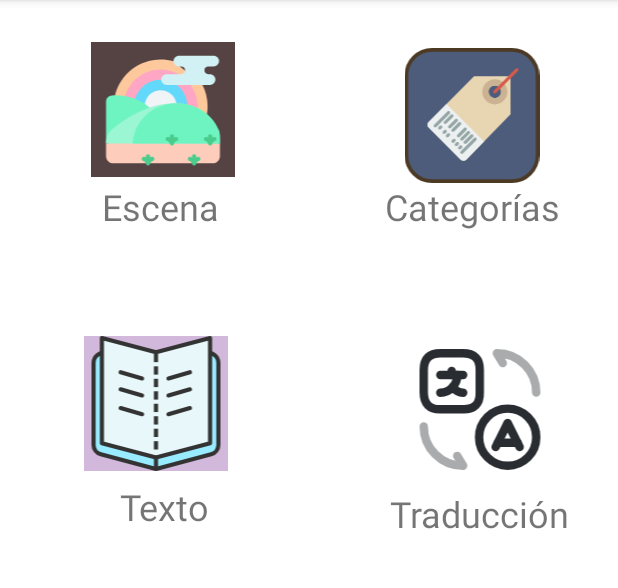
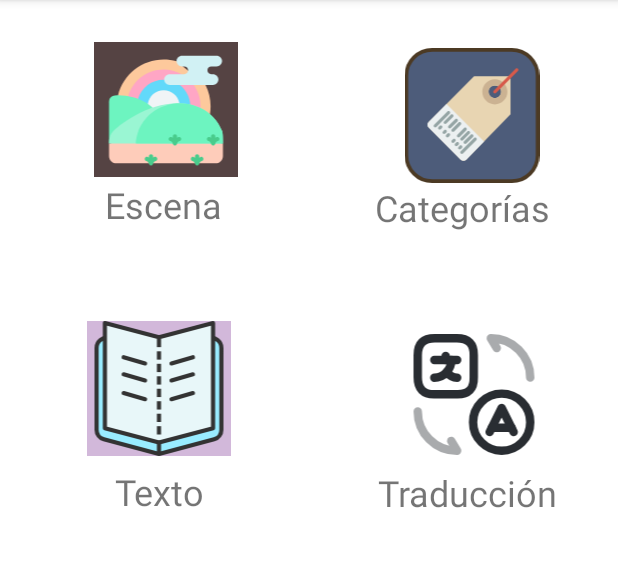
Before and after one commit to vicsotber/SeeIt, an Android app: the fragment FuncionalidadesFragment shown on its own in the app's theme, on a phone screen of 412 x 824 dp, the part 84-672 px from its top. Run offline under Robolectric (Android 15) with nearby library versions, the phone set to English and light mode, and no system bars.

Commit message:
arreglado problema menor con algunos layouts
En algunas pantallas los layouts podían comerse el final de las palabras. Se ha solucionado

```diff
--- a/app/src/main/res/layout-land/fragment_funcionalidades.xml
+++ b/app/src/main/res/layout-land/fragment_funcionalidades.xml
@@ -20,8 +20,8 @@
 
     <TextView
         android:id="@+id/funcionalidad_escena_nombre"
-        android:layout_width="wrap_content"
-        android:layout_height="wrap_content"
+        android:layout_width="97dp"
+        android:layout_height="35dp"
         android:layout_marginStart="36dp"
         android:layout_marginBottom="4dp"
         android:text="@string/nombre_funcionalidad_escenas"
@@ -57,9 +57,9 @@
 
     <TextView
         android:id="@+id/funcionalidad_texto_nombre"
-        android:layout_width="64dp"
-        android:layout_height="29dp"
-        android:layout_marginStart="48dp"
+        android:layout_width="82dp"
+        android:layout_height="36dp"
+        android:layout_marginStart="40dp"
         android:layout_marginBottom="4dp"
         android:text="@string/nombre_funcionalidad_texto"
         android:textSize="24sp"
@@ -131,8 +131,8 @@
 
     <TextView
         android:id="@+id/funcionalidad_categorias_nombre"
-        android:layout_width="wrap_content"
-        android:layout_height="wrap_content"
+        android:layout_width="134dp"
+        android:layout_height="34dp"
         android:layout_marginStart="16dp"
         android:layout_marginBottom="12dp"
         android:text="@string/nombre_funcionalidad_categorias"
@@ -142,8 +142,8 @@
 
     <TextView
         android:id="@+id/funcionalidad_traduccion_nombre3"
-        android:layout_width="123dp"
-        android:layout_height="28dp"
+        android:layout_width="142dp"
+        android:layout_height="45dp"
         android:layout_marginStart="8dp"
         android:layout_marginTop="8dp"
         android:text="@string/nombre_funcionalidad_traduccion"
--- a/app/src/main/res/layout-land/functionality_result.xml
+++ b/app/src/main/res/layout-land/functionality_result.xml
@@ -26,8 +26,8 @@
 
         <TextView
             android:id="@+id/indicator_1"
-            android:layout_width="0dp"
-            android:layout_height="24dp"
+            android:layout_width="108dp"
+            android:layout_height="40dp"
             android:layout_marginStart="120dp"
             android:layout_marginTop="12dp"
             android:text="@string/texto_resultado"
--- a/app/src/main/res/layout/fragment_funcionalidades.xml
+++ b/app/src/main/res/layout/fragment_funcionalidades.xml
@@ -10,20 +10,20 @@
         android:id="@+id/traducir_view"
         android:layout_width="144dp"
         android:layout_height="142dp"
-        android:layout_marginTop="216dp"
-        android:layout_marginEnd="24dp"
+        android:layout_marginTop="48dp"
+        android:layout_marginEnd="28dp"
         android:clickable="true"
         android:contentDescription="@string/descripción_traduccion"
         android:focusable="true"
         app:layout_constraintEnd_toEndOf="parent"
-        app:layout_constraintTop_toTopOf="parent" />
+        app:layout_constraintTop_toBottomOf="@+id/categorias_view" />
 
     <TextView
         android:id="@+id/funcionalidad_traduccion_nombre"
-        android:layout_width="123dp"
-        android:layout_height="28dp"
-        android:layout_marginStart="16dp"
-        android:layout_marginTop="8dp"
+        android:layout_width="151dp"
+        android:layout_height="43dp"
+        android:layout_marginStart="12dp"
+        android:layout_marginTop="4dp"
         android:text="@string/nombre_funcionalidad_traduccion"
         android:textSize="24sp"
         app:layout_constraintStart_toStartOf="@+id/traducir_view"
@@ -38,13 +38,15 @@
         android:clickable="true"
         android:contentDescription="@string/descripción_escenas"
         android:focusable="true"
+        app:layout_constraintEnd_toStartOf="@+id/categorias_view"
+        app:layout_constraintHorizontal_bias="0.032"
         app:layout_constraintStart_toStartOf="parent"
         app:layout_constraintTop_toTopOf="parent" />
 
     <TextView
         android:id="@+id/funcionalidad_escena_nombre"
-        android:layout_width="wrap_content"
-        android:layout_height="wrap_content"
+        android:layout_width="100dp"
+        android:layout_height="34dp"
         android:layout_marginStart="36dp"
         android:layout_marginBottom="4dp"
         android:text="@string/nombre_funcionalidad_escenas"
@@ -57,12 +59,11 @@
         android:layout_width="143dp"
         android:layout_height="142dp"
         android:layout_marginTop="16dp"
+        android:layout_marginEnd="28dp"
         android:clickable="true"
         android:contentDescription="@string/descripción_categorias"
         android:focusable="true"
         app:layout_constraintEnd_toEndOf="parent"
-        app:layout_constraintHorizontal_bias="0.695"
-        app:layout_constraintStart_toEndOf="@+id/escena_view"
         app:layout_constraintTop_toTopOf="parent" />
 
     <ImageView
@@ -82,23 +83,26 @@
         android:layout_width="144dp"
         android:layout_height="142dp"
         android:layout_marginStart="32dp"
-        android:layout_marginTop="216dp"
+        android:layout_marginTop="48dp"
         android:clickable="true"
         android:contentDescription="@string/descripción_texto"
         android:focusable="true"
+        app:layout_constraintEnd_toStartOf="@+id/traducir_view"
+        app:layout_constraintHorizontal_bias="0.029"
         app:layout_constraintStart_toStartOf="parent"
-        app:layout_constraintTop_toTopOf="parent" />
+        app:layout_constraintTop_toBottomOf="@+id/escena_view" />
 
     <TextView
         android:id="@+id/funcionalidad_texto_nombre"
-        android:layout_width="64dp"
-        android:layout_height="29dp"
-        android:layout_marginStart="48dp"
+        android:layout_width="77dp"
+        android:layout_height="33dp"
         android:layout_marginTop="7dp"
         android:layout_marginBottom="8dp"
         android:text="@string/nombre_funcionalidad_texto"
         android:textSize="24sp"
         app:layout_constraintBottom_toBottomOf="@+id/texto_view"
+        app:layout_constraintEnd_toEndOf="@+id/texto_view"
+        app:layout_constraintHorizontal_bias="0.641"
         app:layout_constraintStart_toStartOf="@+id/texto_view"
         app:layout_constraintTop_toBottomOf="@+id/funcinalidad_texto_img"
         app:layout_constraintVertical_bias="0.0" />
@@ -130,14 +134,14 @@
 
     <TextView
         android:id="@+id/funcionalidad_categorias_nombre"
-        android:layout_width="wrap_content"
-        android:layout_height="wrap_content"
-        android:layout_marginStart="16dp"
-        android:layout_marginBottom="4dp"
+        android:layout_width="134dp"
+        android:layout_height="36dp"
         android:text="@string/nombre_funcionalidad_categorias"
         android:textSize="24sp"
-        app:layout_constraintBottom_toBottomOf="@+id/categorias_view"
-        app:layout_constraintStart_toStartOf="@+id/categorias_view" />
+        app:layout_constraintEnd_toEndOf="@+id/categorias_view"
+        app:layout_constraintHorizontal_bias="1.0"
+        app:layout_constraintStart_toStartOf="@+id/categorias_view"
+        app:layout_constraintTop_toBottomOf="@+id/funcionalidad_categorias_img" />
 
     <ImageView
         android:id="@+id/funcionalidad_traduccion_img"
--- a/app/src/main/res/layout/functionality_result.xml
+++ b/app/src/main/res/layout/functionality_result.xml
@@ -26,8 +26,8 @@
 
         <TextView
             android:id="@+id/indicator_1"
-            android:layout_width="120dp"
-            android:layout_height="24dp"
+            android:layout_width="121dp"
+            android:layout_height="38dp"
             android:layout_marginStart="24dp"
             android:layout_marginTop="12dp"
             android:text="@string/texto_resultado"
```
Also changed, not shown: app/src/main/res/layout-land/activity_categorias.xml (+80 -74 lines).
